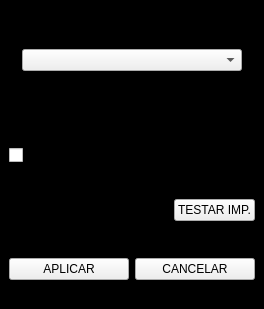
hnmcano/unique, file desktop/windows/form_config/impressoras.ui: the form before one commit.
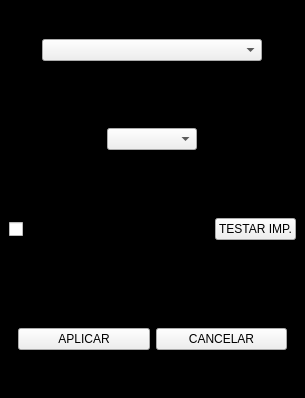
The form after the commit.

Commit message: atualização de frontend tamanho e pedido

Diff of the .ui file:
```diff
--- a/desktop/windows/form_config/impressoras.ui
+++ b/desktop/windows/form_config/impressoras.ui
@@ -6,8 +6,8 @@
    <rect>
     <x>0</x>
     <y>0</y>
-    <width>264</width>
-    <height>309</height>
+    <width>301</width>
+    <height>398</height>
    </rect>
   </property>
   <property name="windowTitle">
@@ -65,7 +65,7 @@
          <property name="maximumSize">
           <size>
            <width>16777215</width>
-           <height>140</height>
+           <height>100</height>
           </size>
          </property>
          <property name="layoutDirection">
@@ -74,23 +74,8 @@
          <property name="styleSheet">
           <string notr="true"/>
          </property>
-         <layout class="QHBoxLayout" name="horizontalLayout_2">
-          <property name="spacing">
-           <number>0</number>
-          </property>
-          <property name="leftMargin">
-           <number>0</number>
-          </property>
-          <property name="topMargin">
-           <number>0</number>
-          </property>
-          <property name="rightMargin">
-           <number>0</number>
-          </property>
-          <property name="bottomMargin">
-           <number>0</number>
-          </property>
-          <item>
+         <layout class="QGridLayout" name="gridLayout_2">
+          <item row="0" column="0">
            <widget class="QComboBox" name="ListImpressoras">
             <property name="maximumSize">
              <size>
@@ -107,17 +92,75 @@
         </widget>
        </item>
        <item>
+        <widget class="QWidget" name="widget_4" native="true">
+         <property name="styleSheet">
+          <string notr="true"/>
+         </property>
+         <layout class="QVBoxLayout" name="verticalLayout_4">
+          <property name="spacing">
+           <number>0</number>
+          </property>
+          <property name="leftMargin">
+           <number>0</number>
+          </property>
+          <property name="topMargin">
+           <number>0</number>
+          </property>
+          <property name="rightMargin">
+           <number>0</number>
+          </property>
+          <property name="bottomMargin">
+           <number>0</number>
+          </property>
+          <item>
+           <widget class="QWidget" name="widget_6" native="true">
+            <layout class="QVBoxLayout" name="verticalLayout_6">
+             <item>
         <widget class="QWidget" name="widget_3" native="true">
          <property name="maximumSize">
           <size>
            <width>16777215</width>
-           <height>70</height>
-          </size>
-         </property>
-         <property name="styleSheet">
-          <string notr="true"/>
-         </property>
-         <layout class="QVBoxLayout" name="verticalLayout_5">
+                 <height>60</height>
+                </size>
+               </property>
+               <layout class="QGridLayout" name="gridLayout">
+                <item row="0" column="0">
+                 <widget class="QComboBox" name="tamanho">
+                  <property name="sizePolicy">
+                   <sizepolicy hsizetype="Fixed" vsizetype="Fixed">
+                    <horstretch>0</horstretch>
+                    <verstretch>0</verstretch>
+                   </sizepolicy>
+                  </property>
+                  <property name="maximumSize">
+                   <size>
+                    <width>90</width>
+                    <height>16777215</height>
+                   </size>
+                  </property>
+                 </widget>
+                </item>
+               </layout>
+              </widget>
+             </item>
+             <item>
+              <widget class="QWidget" name="widget_8" native="true">
+               <layout class="QHBoxLayout" name="horizontalLayout_4">
+                <property name="spacing">
+                 <number>0</number>
+                </property>
+                <property name="leftMargin">
+                 <number>0</number>
+                </property>
+                <property name="topMargin">
+                 <number>0</number>
+                </property>
+                <property name="rightMargin">
+                 <number>0</number>
+                </property>
+                <property name="bottomMargin">
+                 <number>0</number>
+                </property>
           <item>
            <widget class="QCheckBox" name="checkBox">
             <property name="text">
@@ -125,42 +168,6 @@
             </property>
            </widget>
           </item>
-         </layout>
-        </widget>
-       </item>
-       <item>
-        <widget class="QWidget" name="widget_4" native="true">
-         <property name="styleSheet">
-          <string notr="true"/>
-         </property>
-         <layout class="QVBoxLayout" name="verticalLayout_4">
-          <property name="spacing">
-           <number>0</number>
-          </property>
-          <property name="leftMargin">
-           <number>0</number>
-          </property>
-          <property name="topMargin">
-           <number>0</number>
-          </property>
-          <property name="rightMargin">
-           <number>0</number>
-          </property>
-          <property name="bottomMargin">
-           <number>0</number>
-          </property>
-          <item>
-           <widget class="QWidget" name="widget_5" native="true">
-            <property name="maximumSize">
-             <size>
-              <width>16777215</width>
-              <height>40</height>
-             </size>
-            </property>
-            <property name="layoutDirection">
-             <enum>Qt::LayoutDirection::RightToLeft</enum>
-            </property>
-            <layout class="QVBoxLayout" name="verticalLayout_3">
              <item>
               <widget class="QPushButton" name="TestarImp">
                <property name="sizePolicy">
@@ -184,7 +191,13 @@
            </widget>
           </item>
           <item>
-           <widget class="QWidget" name="widget_6" native="true">
+              <widget class="QWidget" name="widget_7" native="true">
+               <property name="maximumSize">
+                <size>
+                 <width>16777215</width>
+                 <height>100</height>
+                </size>
+               </property>
             <layout class="QHBoxLayout" name="horizontalLayout">
              <item>
               <widget class="QPushButton" name="AplicarAlteracoes">
@@ -198,6 +211,9 @@
                <property name="text">
                 <string>CANCELAR</string>
                </property>
+                 </widget>
+                </item>
+               </layout>
               </widget>
              </item>
             </layout>
```
Lines whose indentation alone changed are shown as unchanged. The commit also changes 19 other files.
